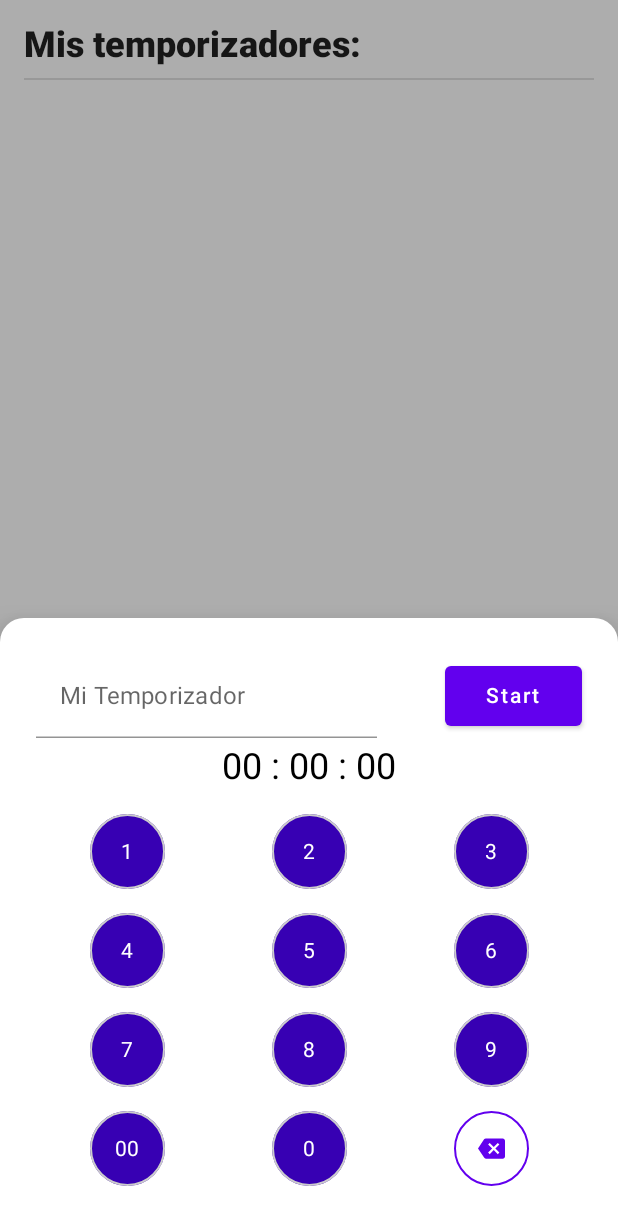
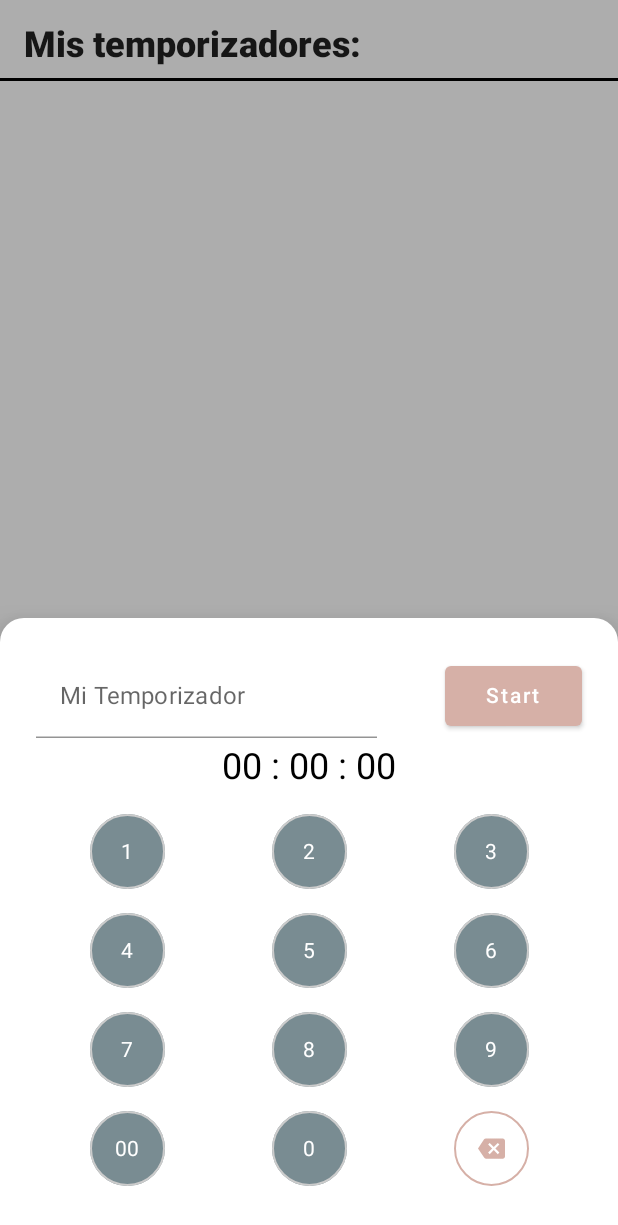
Before and after one commit to TomasMVazquez/MyKitchenHelper, an Android app built with Jetpack Compose: the screen it shows after launch (MainActivity), on a phone screen of 412 x 824 dp. Shown: the top 1225 px of the screen. Run offline under Robolectric (Android 15) with nearby library versions, the phone set to English and light mode, and no system bars.

Commit message:
Colors Formats

```diff
--- a/app/src/main/java/com/applications/toms/mykitchenhelper/ui/components/AddTimerBottomSheet.kt
+++ b/app/src/main/java/com/applications/toms/mykitchenhelper/ui/components/AddTimerBottomSheet.kt
@@ -22,16 +22,15 @@ import androidx.compose.ui.text.input.ImeAction
 import androidx.compose.ui.text.style.TextAlign
 import androidx.compose.ui.unit.dp
 import com.applications.toms.domain.MyTimer
+import com.applications.toms.mykitchenhelper.AppState
 import com.applications.toms.mykitchenhelper.R
 import com.applications.toms.mykitchenhelper.ui.theme.Shapes
 import com.applications.toms.mykitchenhelper.util.toTimeFormat
 
+@ExperimentalMaterialApi
 @ExperimentalComposeUiApi
 @Composable
-fun AddTimerBottomSheet(onTimerStart: (MyTimer) -> Unit){
-
-    val keyboardController = LocalSoftwareKeyboardController.current
-    val focusManager = LocalFocusManager.current
+fun AddTimerBottomSheet(appState: AppState,onTimerStart: (MyTimer) -> Unit){
 
     var input by rememberSaveable { mutableStateOf("") }
     val emptyName = stringResource(id = R.string.label_my_timer_name)
@@ -66,8 +65,8 @@ fun AddTimerBottomSheet(onTimerStart: (MyTimer) -> Unit){
                     keyboardOptions = KeyboardOptions(imeAction = ImeAction.Done),
                     keyboardActions = KeyboardActions(
                         onDone = {
-                            keyboardController?.hide()
-                            focusManager.clearFocus()
+                            appState.hideKeyboard()
+                            appState.clearFocus()
                         }
                     ),
                     colors = TextFieldDefaults.textFieldColors(
@@ -87,8 +86,9 @@ fun AddTimerBottomSheet(onTimerStart: (MyTimer) -> Unit){
                             )
                         )
                         input = ""
-                        timeSettled = "".toTimeFormat()
-                        focusManager.clearFocus()
+                        timeClicked = ""
+                        timeSettled = timeClicked.toTimeFormat()
+                        appState.clearFocus()
                     },
                     contentPadding = PaddingValues(
                         horizontal = 20.dp,
--- a/app/src/main/java/com/applications/toms/mykitchenhelper/ui/components/Timer.kt
+++ b/app/src/main/java/com/applications/toms/mykitchenhelper/ui/components/Timer.kt
@@ -1,9 +1,11 @@
 package com.applications.toms.mykitchenhelper.ui.components
 
+import androidx.compose.foundation.background
 import androidx.compose.foundation.layout.*
 import androidx.compose.material.Text
 import androidx.compose.runtime.Composable
 import androidx.compose.ui.Modifier
+import androidx.compose.ui.graphics.Color
 import androidx.compose.ui.text.TextStyle
 import androidx.compose.ui.text.font.FontWeight
 import androidx.compose.ui.text.style.TextOverflow
@@ -18,7 +20,12 @@ import com.applications.toms.mykitchenhelper.util.toTimerStringFormat
 fun Timer(name: String,timeRemaining: Long) {
 
     Row(
-        modifier = Modifier.fillMaxWidth().padding(vertical = 16.dp),
+        modifier = Modifier
+            .fillMaxWidth()
+            .background(
+                color = if (timeRemaining < 6 && timeRemaining.toInt() % 2 != 0) Color.Yellow else Color.White
+            )
+            .padding(16.dp),
         horizontalArrangement = Arrangement.SpaceBetween
     ) {
 
@@ -34,7 +41,8 @@ fun Timer(name: String,timeRemaining: Long) {
             modifier = Modifier,
             text = timeRemaining.toTimerStringFormat(),
             maxLines = 1,
-            style = TextStyle(fontSize = 16.sp, fontWeight = FontWeight.Medium)
+            style = TextStyle(fontSize = 16.sp, fontWeight = FontWeight.Medium),
+            color = if (timeRemaining < 11) Color.Red else Color.Black
         )
     }
 
--- a/app/src/main/java/com/applications/toms/mykitchenhelper/ui/navigation/Navigation.kt
+++ b/app/src/main/java/com/applications/toms/mykitchenhelper/ui/navigation/Navigation.kt
@@ -3,7 +3,6 @@ package com.applications.toms.mykitchenhelper.ui.navigation
 import androidx.compose.material.ExperimentalMaterialApi
 import androidx.compose.runtime.Composable
 import androidx.compose.ui.ExperimentalComposeUiApi
-import androidx.lifecycle.viewmodel.compose.viewModel
 import androidx.navigation.compose.NavHost
 import androidx.navigation.compose.composable
 import com.applications.toms.mykitchenhelper.AppState
@@ -20,10 +19,8 @@ fun Navigation(appState: AppState) {
          * TODO: To make it scalable we should add NavItems with a Grapf builder...
          */
         composable("home") {
-            val viewModel = viewModel<TimerViewModel>()
             TimersScreen(
-                appState = appState,
-                viewModel = viewModel
+                appState = appState
             )
         }
     }
--- a/app/src/main/java/com/applications/toms/mykitchenhelper/ui/screen/TimerScreen.kt
+++ b/app/src/main/java/com/applications/toms/mykitchenhelper/ui/screen/TimerScreen.kt
@@ -9,6 +9,7 @@ import androidx.compose.material.icons.filled.MoreTime
 import androidx.compose.runtime.*
 import androidx.compose.ui.ExperimentalComposeUiApi
 import androidx.compose.ui.Modifier
+import androidx.compose.ui.graphics.Color
 import androidx.compose.ui.res.stringResource
 import androidx.compose.ui.unit.dp
 import androidx.lifecycle.viewmodel.compose.viewModel
@@ -22,6 +23,7 @@ import kotlinx.coroutines.launch
 
 /**
  * TODO: We should add all DPs to a dimension res and not adding directly on components
+ * TODO : FIX ERROR WHEN IS COUNTING AND THE APP GOES TO BACKGROUND AND RETURNS TO FOREGROUND (IndexOutOfBoundsException: Index: 0, Size: 0)
  */
 
 @ExperimentalMaterialApi
@@ -29,7 +31,7 @@ import kotlinx.coroutines.launch
 @Composable
 fun TimersScreen(
     appState: AppState,
-    viewModel: TimerViewModel
+    viewModel: TimerViewModel = TimerViewModel()
 ) {
 
     val scope = appState.coroutineScope
@@ -40,7 +42,7 @@ fun TimersScreen(
 
     ModalBottomSheetLayout(
         sheetContent = {
-            AddTimerBottomSheet(){
+            AddTimerBottomSheet(appState = appState){
                 scope.launch {
                     timersName.add(it.name)
                     viewModel.start(it.time.toTimer())
@@ -71,16 +73,23 @@ fun TimersScreen(
 
             Box(modifier = Modifier.padding(paddingValues = paddingValues)) {
 
-                Column(modifier = Modifier.padding(16.dp)) {
+                Column(modifier = Modifier.padding(vertical = 16.dp)) {
 
                     Text(
+                        modifier = Modifier.padding(
+                            start = 16.dp,
+                            top = 0.dp,
+                            end = 16.dp,
+                            bottom = 8.dp
+                        ),
                         text = stringResource(R.string.running_label),
                         style = MaterialTheme.typography.h1,
                     )
 
-                    Spacer(modifier = Modifier.height(8.dp))
-
-                    Divider()
+                    Divider(
+                        thickness = 2.dp,
+                        color = Color.Black
+                    )
 
                     LazyColumn(
                         modifier = Modifier
@@ -88,11 +97,13 @@ fun TimersScreen(
                             .weight(1f)
                     ) {
                         itemsIndexed(state) { index, timeRemaining ->
+
                             Timer(
                                 name = timersName[index],
                                 timeRemaining = timeRemaining
                             )
-                            Divider()
+
+                            Divider(modifier = Modifier.padding(horizontal = 16.dp))
                         }
                     }
 
--- a/app/src/main/java/com/applications/toms/mykitchenhelper/ui/theme/Color.kt
+++ b/app/src/main/java/com/applications/toms/mykitchenhelper/ui/theme/Color.kt
@@ -2,7 +2,7 @@ package com.applications.toms.mykitchenhelper.ui.theme
 
 import androidx.compose.ui.graphics.Color
 
-val Purple200 = Color(0xFFBB86FC)
-val Purple500 = Color(0xFF6200EE)
-val Purple700 = Color(0xFF3700B3)
-val Teal200 = Color(0xFF03DAC5)
+val Juniper = Color(0xFF798C92)
+val ClamShell = Color(0xFFD6B0A7)
+val BlueZodiac = Color(0xFF3A4257)
+val Cameo = Color(0xFFF0DDBC)
--- a/app/src/main/java/com/applications/toms/mykitchenhelper/ui/theme/Theme.kt
+++ b/app/src/main/java/com/applications/toms/mykitchenhelper/ui/theme/Theme.kt
@@ -7,15 +7,15 @@ import androidx.compose.material.lightColors
 import androidx.compose.runtime.Composable
 
 private val DarkColorPalette = darkColors(
-    primary = Purple200,
-    primaryVariant = Purple700,
-    secondary = Teal200
+    primary = ClamShell,
+    primaryVariant = Juniper,
+    secondary = Cameo
 )
 
 private val LightColorPalette = lightColors(
-    primary = Purple500,
-    primaryVariant = Purple700,
-    secondary = Teal200
+    primary = ClamShell,
+    primaryVariant = Juniper,
+    secondary = Cameo
 
     /* Other default colors to override
     background = Color.White,
--- a/app/src/main/java/com/applications/toms/mykitchenhelper/util/extensions.kt
+++ b/app/src/main/java/com/applications/toms/mykitchenhelper/util/extensions.kt
@@ -59,7 +59,11 @@ fun String.toTimer(): Long {
 }
 
 fun Long.toTimerStringFormat(): String{
-    var elapsedSeconds = this
+    var negativeValue = ""
+    var elapsedSeconds = if (this < 0) {
+        negativeValue = "- "
+        this * -1
+    }else this
     // Break the elapsed seconds into hours, minutes, and seconds.
     var hours: Long = 0
     var minutes: Long = 0
@@ -75,5 +79,5 @@ fun Long.toTimerStringFormat(): String{
     seconds = elapsedSeconds
     val sb = StringBuilder(8)
     val f = Formatter(sb, Locale.getDefault())
-    return f.format("%1\$02d : %2\$02d : %3\$02d", hours, minutes, seconds).toString()
+    return f.format("$negativeValue%1\$02d : %2\$02d : %3\$02d", hours, minutes, seconds).toString()
 }
--- a/app/src/main/res/values-night/themes.xml
+++ b/app/src/main/res/values-night/themes.xml
@@ -2,12 +2,12 @@
     <!-- Base application theme. -->
     <style name="Theme.MyKitchenHelper" parent="Theme.MaterialComponents.DayNight.DarkActionBar">
         <!-- Primary brand color. -->
-        <item name="colorPrimary">@color/purple_200</item>
-        <item name="colorPrimaryVariant">@color/purple_700</item>
-        <item name="colorOnPrimary">@color/black</item>
+        <item name="colorPrimary">@color/juniper</item>
+        <item name="colorPrimaryVariant">@color/blue_zodiac</item>
+        <item name="colorOnPrimary">@color/white</item>
         <!-- Secondary brand color. -->
-        <item name="colorSecondary">@color/teal_200</item>
-        <item name="colorSecondaryVariant">@color/teal_200</item>
+        <item name="colorSecondary">@color/clam_shell</item>
+        <item name="colorSecondaryVariant">@color/cameo</item>
         <item name="colorOnSecondary">@color/black</item>
         <!-- Status bar color. -->
         <item name="android:statusBarColor" tools:targetApi="l">?attr/colorPrimaryVariant</item>
--- a/app/src/main/res/values/colors.xml
+++ b/app/src/main/res/values/colors.xml
@@ -1,10 +1,10 @@
 <?xml version="1.0" encoding="utf-8"?>
 <resources>
-    <color name="purple_200">#FFBB86FC</color>
-    <color name="purple_500">#FF6200EE</color>
-    <color name="purple_700">#FF3700B3</color>
-    <color name="teal_200">#FF03DAC5</color>
-    <color name="teal_700">#FF018786</color>
+    <color name="juniper">#798C92</color>
+    <color name="clam_shell">#D6B0A7</color>
+    <color name="blue_zodiac">#3A4257</color>
+    <color name="cameo">#F0DDBC</color>
+
     <color name="black">#FF000000</color>
     <color name="white">#FFFFFFFF</color>
 </resources>
--- a/app/src/main/res/values/themes.xml
+++ b/app/src/main/res/values/themes.xml
@@ -2,12 +2,12 @@
     <!-- Base application theme. -->
     <style name="Theme.MyKitchenHelper" parent="Theme.MaterialComponents.DayNight.DarkActionBar">
         <!-- Primary brand color. -->
-        <item name="colorPrimary">@color/purple_500</item>
-        <item name="colorPrimaryVariant">@color/purple_700</item>
+        <item name="colorPrimary">@color/juniper</item>
+        <item name="colorPrimaryVariant">@color/blue_zodiac</item>
         <item name="colorOnPrimary">@color/white</item>
         <!-- Secondary brand color. -->
-        <item name="colorSecondary">@color/teal_200</item>
-        <item name="colorSecondaryVariant">@color/teal_700</item>
+        <item name="colorSecondary">@color/clam_shell</item>
+        <item name="colorSecondaryVariant">@color/cameo</item>
         <item name="colorOnSecondary">@color/black</item>
         <!-- Status bar color. -->
         <item name="android:statusBarColor" tools:targetApi="l">?attr/colorPrimaryVariant</item>
--- a/usecases/src/main/java/com/applications/toms/usecases/TimerUseCase.kt
+++ b/usecases/src/main/java/com/applications/toms/usecases/TimerUseCase.kt
@@ -11,7 +11,7 @@ import kotlinx.coroutines.flow.onEach
 class StartTimerUseCase() {
 
     suspend operator fun invoke(totalSeconds: Long, index: Int) = flow {
-        (totalSeconds downTo 0).asFlow().onEach {
+        (totalSeconds downTo -1000).asFlow().onEach {
             delay(1000) //Un segundo de espera
         }.conflate().collect {
             emit(index to it)
```
